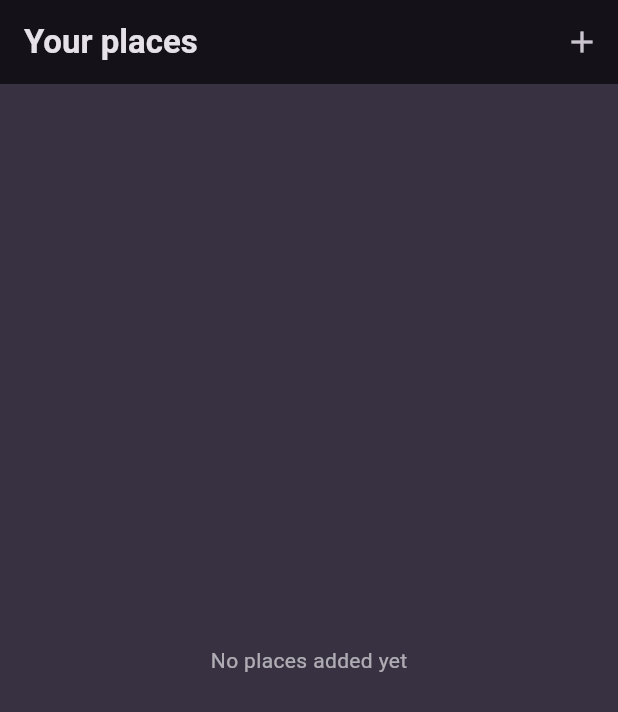
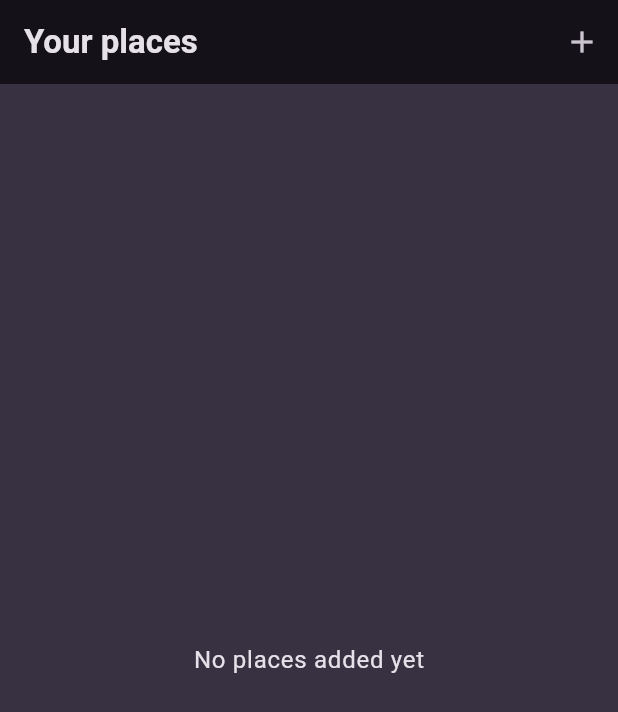
Before and after one commit to Houcine-O/favorite-places-app, a Flutter app: the screen it shows after launch, on a phone screen of 412 x 824 dp. Shown: the top 712 px of the screen. Run offline on Flutter 3.47's test engine with Material 3 defaults, Android fonts, the phone set to English and light mode, and no system bars; our stand-ins replace flutter_riverpod, google_fonts.

Commit message:
first set up of the app completed

```diff
--- /dev/null
+++ b/lib/data/data.dart
@@ -0,0 +1,3 @@
+import 'package:favorite_places_app/models/place_model.dart';
+
+final List<Place> placesList = [];
--- a/lib/main.dart
+++ b/lib/main.dart
@@ -1,7 +1,8 @@
 import 'package:flutter/material.dart';
+import 'package:flutter_riverpod/flutter_riverpod.dart';
 import 'package:google_fonts/google_fonts.dart';
 
-import 'package:favorite_places_app/screens/main_screen.dart';
+import 'package:favorite_places_app/screens/places_list_screen.dart';
 
 final colorScheme = ColorScheme.fromSeed(
   brightness: Brightness.dark,
@@ -27,7 +28,7 @@ final theme = ThemeData().copyWith(
 
 void main() {
   runApp(
-    const MyApp(),
+    const ProviderScope(child: MyApp()),
   );
 }
 
@@ -39,7 +40,7 @@ class MyApp extends StatelessWidget {
     return MaterialApp(
       title: 'Great Places',
       theme: theme,
-      home: MainScreen(),
+      home: const PlacesListScreen(),
     );
   }
 }
--- /dev/null
+++ b/lib/providers/places_list_provider.dart
@@ -0,0 +1,16 @@
+import 'package:flutter_riverpod/flutter_riverpod.dart';
+
+import 'package:favorite_places_app/models/place_model.dart';
+
+class FavoritePlacesNotifier extends StateNotifier<List<Place>> {
+  FavoritePlacesNotifier() : super(const []);
+
+  void addFavPlaces(Place place) {
+    state = [place, ...state];
+  }
+}
+
+final favoritePlacesProvider =
+    StateNotifierProvider<FavoritePlacesNotifier, List<Place>>((ref) {
+  return FavoritePlacesNotifier();
+});
--- a/lib/screens/main_screen.dart
+++ /dev/null
@@ -1,34 +0,0 @@
-import 'package:favorite_places_app/screens/new_place_screen.dart';
-import 'package:flutter/material.dart';
-
-class MainScreen extends StatefulWidget {
-  const MainScreen({super.key});
-
-  @override
-  State<MainScreen> createState() => _MainScreenState();
-}
-
-class _MainScreenState extends State<MainScreen> {
-  @override
-  Widget build(BuildContext context) {
-    return Scaffold(
-      appBar: AppBar(
-        actions: [
-          IconButton(
-            onPressed: () {
-              Navigator.of(context).push(MaterialPageRoute(
-                  builder: (context) => const NewPlaceScreen()));
-            },
-            icon: const Icon(Icons.add),
-          )
-        ],
-        title: const Text("Your places"),
-      ),
-      body: const Center(
-          child: Text(
-        "No places added yet",
-        style: TextStyle(color: Colors.white60),
-      )),
-    );
-  }
-}
--- /dev/null
+++ b/lib/screens/places_list_screen.dart
@@ -0,0 +1,40 @@
+import 'package:flutter/material.dart';
+import 'package:flutter_riverpod/flutter_riverpod.dart';
+
+import 'package:favorite_places_app/widgets/place_item.dart';
+import 'package:favorite_places_app/providers/places_list_provider.dart';
+import 'package:favorite_places_app/screens/add_place_screen.dart';
+
+class PlacesListScreen extends ConsumerWidget {
+  const PlacesListScreen({super.key});
+
+  @override
+  Widget build(BuildContext context, WidgetRef ref) {
+    final favPlaces = ref.watch(favoritePlacesProvider);
+    return Scaffold(
+        appBar: AppBar(
+          title: const Text("Your places"),
+          actions: [
+            IconButton(
+              onPressed: () {
+                Navigator.of(context).push(MaterialPageRoute(
+                    builder: (context) => const AddPlaceScreen()));
+              },
+              icon: const Icon(Icons.add),
+            )
+          ],
+        ),
+        body: favPlaces.isEmpty
+            ? Center(
+                child: Text(
+                "No places added yet",
+                style: Theme.of(context).textTheme.bodyLarge!.copyWith(
+                    color: Theme.of(context).colorScheme.onBackground),
+              ))
+            : ListView.builder(
+                itemCount: favPlaces.length,
+                itemBuilder: (context, index) {
+                  return PlaceItem(place: favPlaces[index]);
+                }));
+  }
+}
--- a/pubspec.yaml
+++ b/pubspec.yaml
@@ -36,6 +36,8 @@ dependencies:
   # Use with the CupertinoIcons class for iOS style icons.
   cupertino_icons: ^1.0.2
   google_fonts: ^6.1.0
+  flutter_riverpod: ^2.4.9
+  uuid: ^4.2.2
 
 dev_dependencies:
   flutter_test:
```
Also changed, not shown: lib/models/place_model.dart (added, +10 -0 lines), lib/screens/add_place_screen.dart (added, +70 -0 lines), lib/screens/new_place_screen.dart (deleted, +0 -34 lines), lib/screens/place_details_screen.dart (added, +25 -0 lines), lib/widgets/place_item.dart (added, +24 -0 lines), pubspec.lock.
